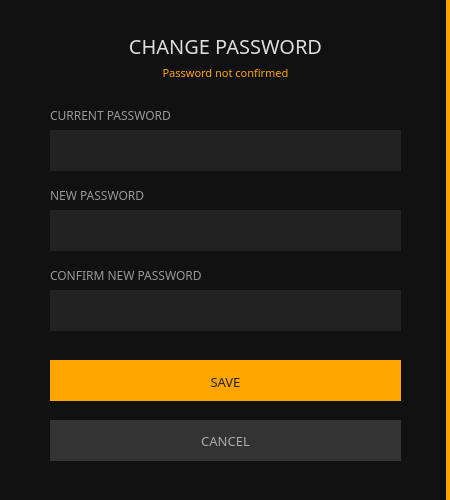
Above: src/gui/ui/changepassworddialog.ui from ConcealNetwork/conceal-desktop before the change. Below: the same form after it.
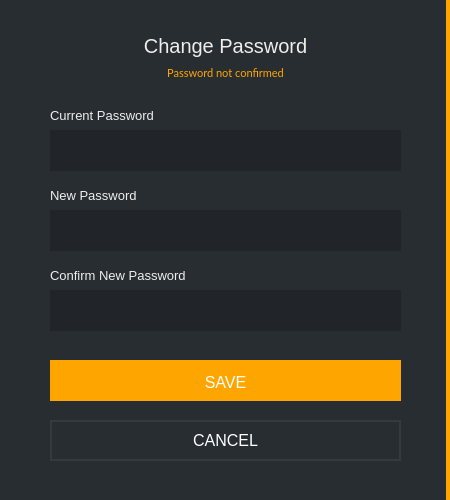
That is the form after the change.

```diff
--- a/src/gui/ui/changepassworddialog.ui
+++ b/src/gui/ui/changepassworddialog.ui
@@ -32,7 +32,7 @@
    <string>Change password</string>
   </property>
   <property name="styleSheet">
-   <string notr="true">background-color: #111; color: #aaa; border: 0px;</string>
+   <string notr="true">background-color: #212529; color: #eee; border: 0px;</string>
   </property>
   <layout class="QGridLayout" name="gridLayout">
    <property name="leftMargin">
@@ -50,7 +50,7 @@
    <item row="0" column="0" colspan="2">
     <widget class="QGroupBox" name="groupBox">
      <property name="styleSheet">
-      <string notr="true">background-color: #111; border-right: 4px solid orange;</string>
+      <string notr="true">background-color: #282d31; border-right: 4px solid orange;</string>
      </property>
      <property name="title">
       <string/>
@@ -60,22 +60,22 @@
        <rect>
         <x>50</x>
         <y>100</y>
-        <width>131</width>
+        <width>351</width>
         <height>31</height>
        </rect>
       </property>
       <property name="font">
        <font>
-        <family>Poppins</family>
-        <pointsize>9</pointsize>
+        <pointsize>-1</pointsize>
        </font>
       </property>
       <property name="styleSheet">
-       <string notr="true">color: #999;
-border-right: 0px;</string>
+       <string notr="true">color: #eee;
+border-right: 0px;
+font-size: 13px;</string>
       </property>
       <property name="text">
-       <string>CURRENT PASSWORD</string>
+       <string>Current Password</string>
       </property>
      </widget>
      <widget class="QLineEdit" name="m_oldPasswordEdit">
@@ -95,12 +95,12 @@
       </property>
       <property name="font">
        <font>
-        <family>Poppins</family>
+        <family>Lato</family>
         <pointsize>9</pointsize>
        </font>
       </property>
       <property name="styleSheet">
-       <string notr="true">background-color: #222;
+       <string notr="true">background-color: #212529;
 border-right: 0px;
 color: #e5e5e5;
 padding: 5px;</string>
@@ -114,7 +114,7 @@
        <rect>
         <x>50</x>
         <y>180</y>
-        <width>111</width>
+        <width>351</width>
         <height>31</height>
        </rect>
       </property>
@@ -126,16 +126,16 @@
       </property>
       <property name="font">
        <font>
-        <family>Poppins</family>
-        <pointsize>9</pointsize>
+        <pointsize>-1</pointsize>
        </font>
       </property>
       <property name="styleSheet">
-       <string notr="true">color: #999;
-border-right: 0px;</string>
+       <string notr="true">color: #eee;
+border-right: 0px;
+font-size: 13px;</string>
       </property>
       <property name="text">
-       <string>NEW PASSWORD</string>
+       <string>New Password</string>
       </property>
      </widget>
      <widget class="QLineEdit" name="m_newPasswordEdit">
@@ -161,12 +161,12 @@
       </property>
       <property name="font">
        <font>
-        <family>Poppins</family>
+        <family>Lato</family>
         <pointsize>9</pointsize>
        </font>
       </property>
       <property name="styleSheet">
-       <string notr="true">background-color: #222;
+       <string notr="true">background-color: #212529;
 border-right: 0px;
 color: #e5e5e5;
 padding: 5px;</string>
@@ -180,7 +180,7 @@
        <rect>
         <x>50</x>
         <y>260</y>
-        <width>151</width>
+        <width>351</width>
         <height>31</height>
        </rect>
       </property>
@@ -192,16 +192,16 @@
       </property>
       <property name="font">
        <font>
-        <family>Poppins</family>
-        <pointsize>9</pointsize>
+        <pointsize>-1</pointsize>
        </font>
       </property>
       <property name="styleSheet">
-       <string notr="true">color: #999;
-border-right: 0px;</string>
+       <string notr="true">color: #eee;
+border-right: 0px;
+font-size: 13px;</string>
       </property>
       <property name="text">
-       <string>CONFIRM NEW PASSWORD</string>
+       <string>Confirm New Password</string>
       </property>
      </widget>
      <widget class="QLineEdit" name="m_newPasswordConfirmationEdit">
@@ -221,12 +221,12 @@
       </property>
       <property name="font">
        <font>
-        <family>Poppins</family>
+        <family>Lato</family>
         <pointsize>9</pointsize>
        </font>
       </property>
       <property name="styleSheet">
-       <string notr="true">background-color: #222;
+       <string notr="true">background-color: #212529;
 border-right: 0px;
 color: #e5e5e5;
 padding: 5px;</string>
@@ -246,7 +246,7 @@
       </property>
       <property name="font">
        <font>
-        <family>Poppins</family>
+        <family>Lato</family>
         <pointsize>-1</pointsize>
         <weight>50</weight>
         <italic>false</italic>
@@ -254,7 +254,7 @@
        </font>
       </property>
       <property name="styleSheet">
-       <string notr="true">color: orange; font: 11px; font-family: Poppins; border-right: 0px;</string>
+       <string notr="true">color: orange; font: 11px; font-family: Lato; border-right: 0px;</string>
       </property>
       <property name="text">
        <string>Password not confirmed</string>
@@ -283,14 +283,13 @@
       </property>
       <property name="font">
        <font>
-        <family>Poppins</family>
-        <pointsize>10</pointsize>
+        <pointsize>-1</pointsize>
        </font>
       </property>
       <property name="styleSheet">
-       <string notr="true">color: #222; background-color: orange; border-top: 3px solid orange;
-border-right: 0px;ont-size: 13px;
-font-family: Poppins;</string>
+       <string notr="true">color: white; background-color: orange; border-top: 3px solid orange;
+border-right: 0px;
+font-size: 16px;</string>
       </property>
       <property name="text">
        <string>SAVE</string>
@@ -316,13 +315,11 @@
       </property>
       <property name="font">
        <font>
-        <family>Poppins</family>
-        <pointsize>10</pointsize>
+        <pointsize>-1</pointsize>
        </font>
       </property>
       <property name="styleSheet">
-       <string notr="true">color: #aaa; background-color: #333; 
-border-right: 0px;</string>
+       <string notr="true">color: white; border: 2px solid #343a40; font-size: 16px; background-color: #21259;</string>
       </property>
       <property name="text">
        <string>CANCEL</string>
@@ -339,16 +336,16 @@
       </property>
       <property name="font">
        <font>
-        <family>Poppins</family>
-        <pointsize>15</pointsize>
+        <pointsize>-1</pointsize>
        </font>
       </property>
       <property name="styleSheet">
-       <string notr="true">color: #ddd;
-border-right: 0px;</string>
+       <string notr="true">color: #eee;
+border-right: 0px;
+font-size: 20px;</string>
       </property>
       <property name="text">
-       <string>CHANGE PASSWORD</string>
+       <string>Change Password</string>
       </property>
       <property name="alignment">
        <set>Qt::AlignCenter</set>
```
